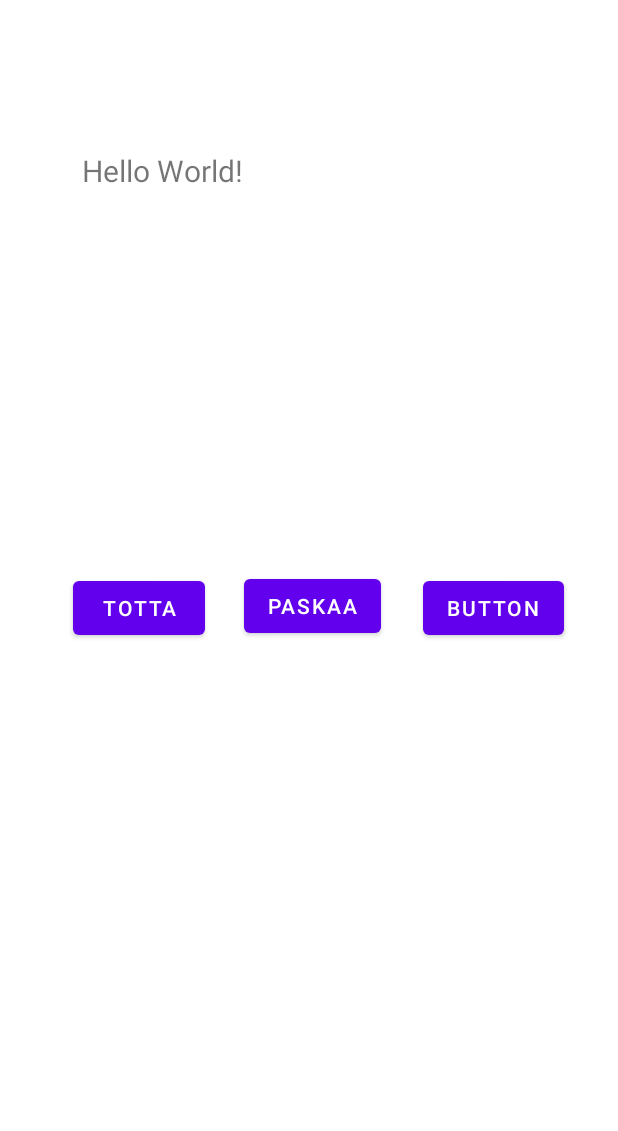
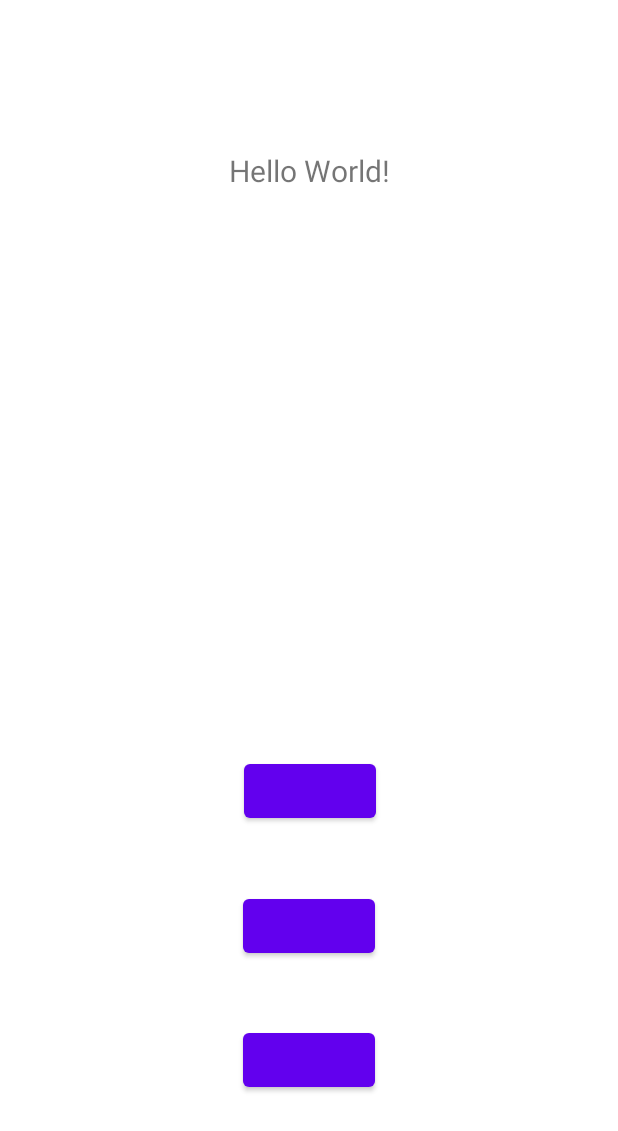
Before and after one commit to kanitaa/HymyApp, an Android app: the layout activity_game.xml on its own in the app's theme, with its tools: preview values and no code run, on a phone screen of 412 x 824 dp. Shown: the top 1131 px of the screen. Run offline under Robolectric (Android 15) with nearby library versions, the phone set to English and light mode, and no system bars.

Commit message:
pientä ui säätöä

```diff
--- a/app/src/main/res/layout/activity_game.xml
+++ b/app/src/main/res/layout/activity_game.xml
@@ -6,52 +6,82 @@
     android:layout_height="match_parent"
     tools:context=".GameActivity">
 
+    <TextView
+        android:id="@+id/statementText"
+        android:layout_width="0dp"
+        android:layout_height="0dp"
+        android:layout_marginStart="54dp"
+        android:layout_marginTop="100dp"
+        android:layout_marginEnd="54dp"
+        android:layout_marginBottom="78dp"
+        android:text="Hello World!"
+        android:textAlignment="center"
+        android:textSize="20sp"
+        app:layout_constraintBottom_toTopOf="@+id/option1Button"
+        app:layout_constraintEnd_toEndOf="parent"
+        app:layout_constraintHorizontal_bias="0.0"
+        app:layout_constraintStart_toStartOf="parent"
+        app:layout_constraintTop_toTopOf="parent" />
+
     <Button
         android:id="@+id/option1Button"
         android:layout_width="wrap_content"
         android:layout_height="wrap_content"
-        android:layout_marginTop="113dp"
+        android:layout_marginStart="1dp"
+        android:layout_marginBottom="42dp"
         android:onClick="option1"
         android:soundEffectsEnabled="false"
-        android:text="Totta"
-        app:layout_constraintEnd_toStartOf="@+id/option2Button"
-        app:layout_constraintHorizontal_bias="0.65"
+        android:textAlignment="center"
+        app:layout_constraintBottom_toTopOf="@+id/option2Button"
+        app:layout_constraintEnd_toEndOf="parent"
         app:layout_constraintStart_toStartOf="parent"
         app:layout_constraintTop_toBottomOf="@+id/statementText" />
-
-    <TextView
-        android:id="@+id/statementText"
-        android:layout_width="303dp"
-        android:layout_height="168dp"
-        android:layout_marginTop="100dp"
-        android:text="Hello World!"
-        android:textSize="20sp"
-        app:layout_constraintEnd_toEndOf="parent"
-        app:layout_constraintStart_toStartOf="parent"
-        app:layout_constraintTop_toTopOf="parent" />
 
     <Button
         android:id="@+id/option2Button"
         android:layout_width="wrap_content"
         android:layout_height="wrap_content"
-        android:layout_marginTop="112dp"
-        android:layout_marginEnd="28dp"
+        android:layout_marginBottom="41dp"
         android:onClick="option2"
         android:soundEffectsEnabled="false"
-        android:text="Paskaa"
-        app:layout_constraintEnd_toStartOf="@+id/option3Button"
-        app:layout_constraintTop_toBottomOf="@+id/statementText" />
+        android:textAlignment="center"
+        app:layout_constraintBottom_toTopOf="@+id/option3Button"
+        app:layout_constraintEnd_toEndOf="parent"
+        app:layout_constraintStart_toStartOf="parent"
+        app:layout_constraintTop_toBottomOf="@+id/option1Button" />
 
     <Button
         android:id="@+id/option3Button"
         android:layout_width="wrap_content"
         android:layout_height="wrap_content"
-        android:layout_marginTop="113dp"
-        android:layout_marginEnd="36dp"
+        android:layout_marginBottom="93dp"
         android:onClick="option3"
         android:soundEffectsEnabled="false"
-        android:text="Button"
+        android:textAlignment="center"
+        app:layout_constraintBottom_toBottomOf="parent"
         app:layout_constraintEnd_toEndOf="parent"
-        app:layout_constraintTop_toBottomOf="@+id/statementText" />
+        app:layout_constraintStart_toStartOf="parent"
+        app:layout_constraintTop_toBottomOf="@+id/option2Button" />
+
+    <androidx.constraintlayout.widget.Guideline
+        android:id="@+id/guideline2"
+        android:layout_width="wrap_content"
+        android:layout_height="wrap_content"
+        android:orientation="horizontal"
+        app:layout_constraintGuide_begin="410dp" />
+
+    <androidx.constraintlayout.widget.Guideline
+        android:id="@+id/guideline3"
+        android:layout_width="wrap_content"
+        android:layout_height="wrap_content"
+        android:orientation="horizontal"
+        app:layout_constraintGuide_begin="500dp" />
+
+    <androidx.constraintlayout.widget.Guideline
+        android:id="@+id/guideline4"
+        android:layout_width="wrap_content"
+        android:layout_height="wrap_content"
+        android:orientation="horizontal"
+        app:layout_constraintGuide_begin="590dp" />
 
 </androidx.constraintlayout.widget.ConstraintLayout>
--- a/app/src/main/res/layout/activity_main.xml
+++ b/app/src/main/res/layout/activity_main.xml
@@ -4,6 +4,7 @@
     xmlns:tools="http://schemas.android.com/tools"
     android:layout_width="match_parent"
     android:layout_height="match_parent"
+    android:textAlignment="center"
     tools:context=".MainActivity">
 
     <ListView
@@ -13,10 +14,10 @@
         android:soundEffectsEnabled="false"
         app:layout_constraintBottom_toBottomOf="parent"
         app:layout_constraintEnd_toEndOf="parent"
-        app:layout_constraintHorizontal_bias="0.497"
+        app:layout_constraintHorizontal_bias="0.661"
         app:layout_constraintStart_toStartOf="parent"
         app:layout_constraintTop_toTopOf="parent"
-        app:layout_constraintVertical_bias="0.918">
+        app:layout_constraintVertical_bias="0.876">
 
 
     </ListView>
```
